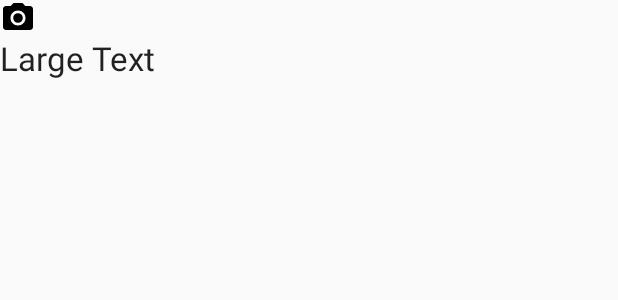
After one commit to gnlimlim0320/HelpMyBody01, an Android app: the layout bodypart_image_layout.xml on its own in the app's theme, with its tools: preview values and no code run, on a phone screen of 412 x 824 dp. The commit adds this screen. Shown: the top 300 px of the screen. Run offline under Robolectric (Android 15) with nearby library versions, the phone set to English and light mode, and no system bars.

Commit message:
2018.11.10 (01) LIstview에 이미지 삽입 시도중

```diff
--- a/app/src/main/java/com/example/dlarb/helpmybody01/TimePickerFragment.java
+++ b/app/src/main/java/com/example/dlarb/helpmybody01/TimePickerFragment.java
@@ -14,10 +14,6 @@ import android.app.Dialog;
 import java.util.Calendar;
 import android.widget.TimePicker;
 
-
-/**
- * A simple {@link Fragment} subclass.
- */
 public class TimePickerFragment extends DialogFragment implements TimePickerDialog.OnTimeSetListener{
 
     @Override
--- a/app/src/main/java/com/example/dlarb/helpmybody01/TimePickerFragment2.java
+++ b/app/src/main/java/com/example/dlarb/helpmybody01/TimePickerFragment2.java
@@ -15,9 +15,7 @@ import android.widget.TimePicker;
 import java.util.Calendar;
 
 
-/**
- * A simple {@link Fragment} subclass.
- */
+
 public class TimePickerFragment2 extends DialogFragment implements TimePickerDialog.OnTimeSetListener{
 
     @Override
--- /dev/null
+++ b/app/src/main/res/layout/bodypart_image_layout.xml
@@ -0,0 +1,19 @@
+<?xml version="1.0" encoding="utf-8"?>
+<LinearLayout xmlns:android="http://schemas.android.com/apk/res/android"
+    android:orientation="vertical" android:layout_width="match_parent"
+    android:layout_height="match_parent">
+    <ImageView
+        android:layout_width="wrap_content"
+        android:layout_height="wrap_content"
+        android:id="@+id/imageView"
+        android:src="@drawable/ic_menu_camera" />
+
+    <TextView
+        android:layout_width="wrap_content"
+        android:layout_height="0dp"
+        android:textAppearance="?android:attr/textAppearanceLarge"
+        android:text="Large Text"
+        android:id="@+id/textView"
+        android:layout_weight="1" />
+
+</LinearLayout>
```
